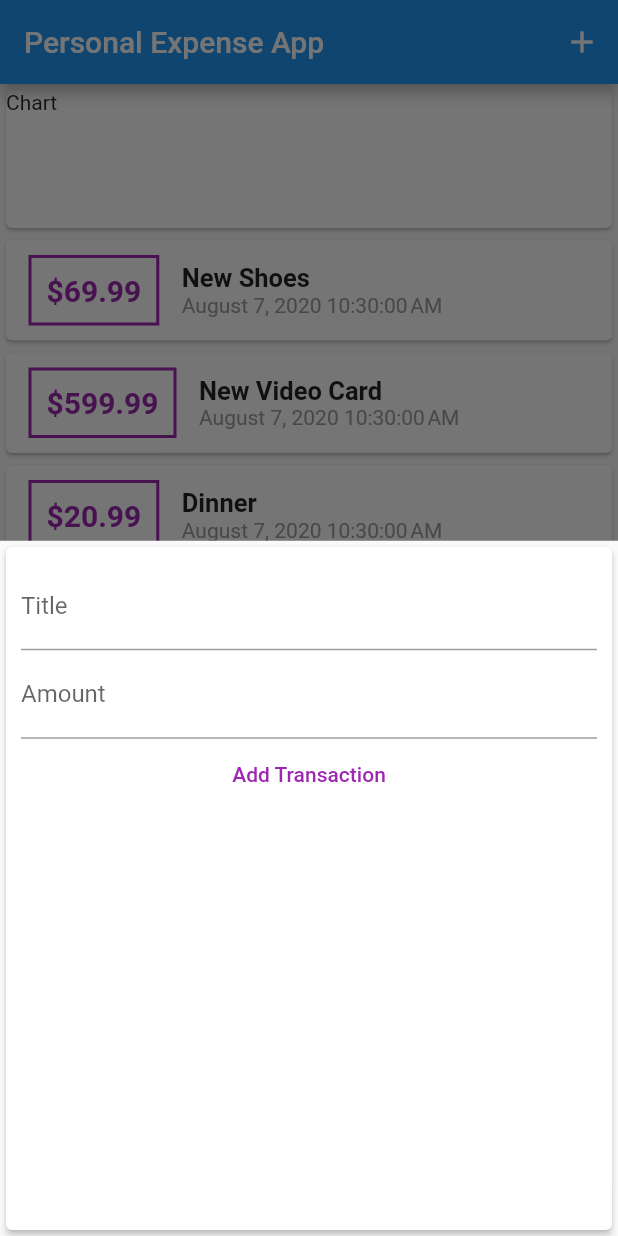
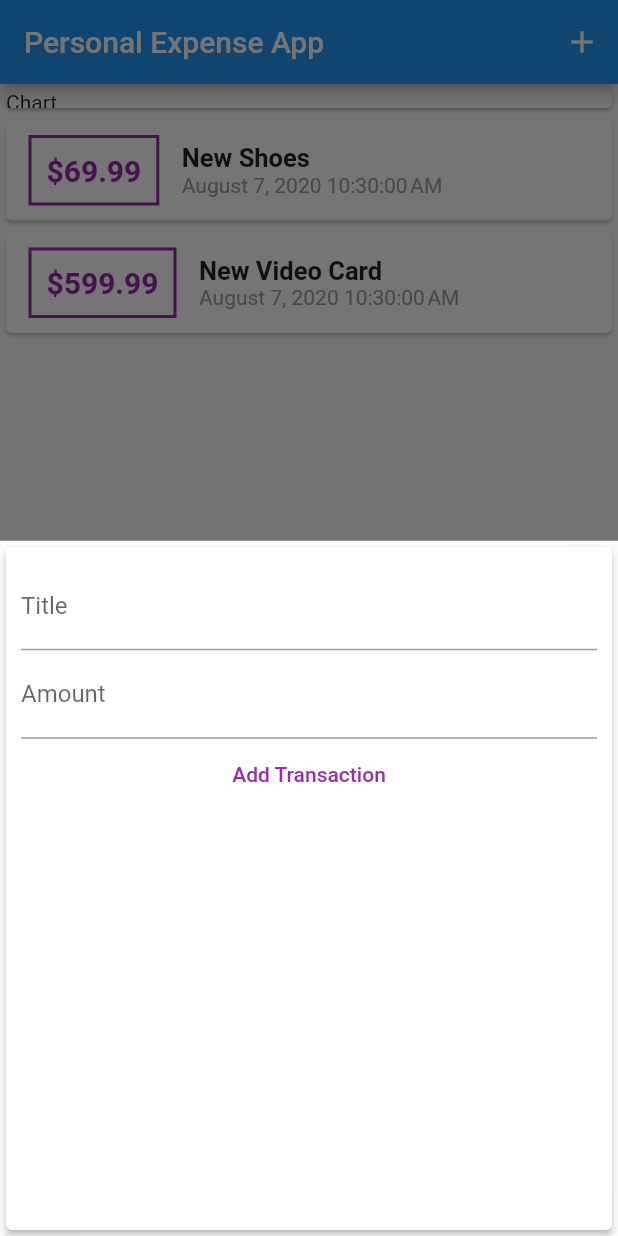
Before and after one commit to ekonine/personal_expense_app, a Flutter app: the screen it shows after launch, after a tap on the "add" icon, on a phone screen of 412 x 824 dp. Run offline on Flutter 3.47's test engine with Material 2 defaults, Android fonts, the phone set to English and light mode, and no system bars.

Commit message:
modal adjustments

```diff
--- a/lib/main.dart
+++ b/lib/main.dart
@@ -33,18 +33,6 @@ class _HomePageState extends State<HomePage> {
       id: '2',
       title: 'New Video Card',
       amount: 599.99,
-      date: DateTime.now(),
-    ),
-    Transaction(
-      id: '3',
-      title: 'Dinner',
-      amount: 20.99,
-      date: DateTime.now(),
-    ),
-    Transaction(
-      id: '4',
-      title: 'Lunch',
-      amount: 10.90,
       date: DateTime.now(),
     ),
   ];
@@ -93,7 +81,7 @@ class _HomePageState extends State<HomePage> {
           crossAxisAlignment: CrossAxisAlignment.stretch,
           children: <Widget>[
             Container(
-              height: 100,
+              height: 20,
               child: Card(
                 child: Text('Chart'),
               ),
--- a/lib/widgets/new_transaction.dart
+++ b/lib/widgets/new_transaction.dart
@@ -1,11 +1,18 @@
 import 'package:flutter/material.dart';
 
-class NewTransaction extends StatelessWidget {
-  final titleController = TextEditingController();
-  final amountController = TextEditingController();
+class NewTransaction extends StatefulWidget {
   final Function addTx;
 
   NewTransaction(this.addTx);
+
+  @override
+  _NewTransactionState createState() => _NewTransactionState();
+}
+
+class _NewTransactionState extends State<NewTransaction> {
+  final titleController = TextEditingController();
+
+  final amountController = TextEditingController();
 
   void submitData() {
     final enteredTitle = titleController.text;
@@ -15,7 +22,7 @@ class NewTransaction extends StatelessWidget {
       return;
     }
 
-    addTx(
+    widget.addTx(
       enteredTitle,
       enteredAmount,
     );
--- a/lib/widgets/transaction_list.dart
+++ b/lib/widgets/transaction_list.dart
@@ -11,7 +11,7 @@ class TransactionList extends StatelessWidget {
   @override
   Widget build(BuildContext context) {
     return Container(
-      height: 300,
+      height: 500,
       child: ListView.builder(
         itemBuilder: (ctx, index) {
           return Card(
```
